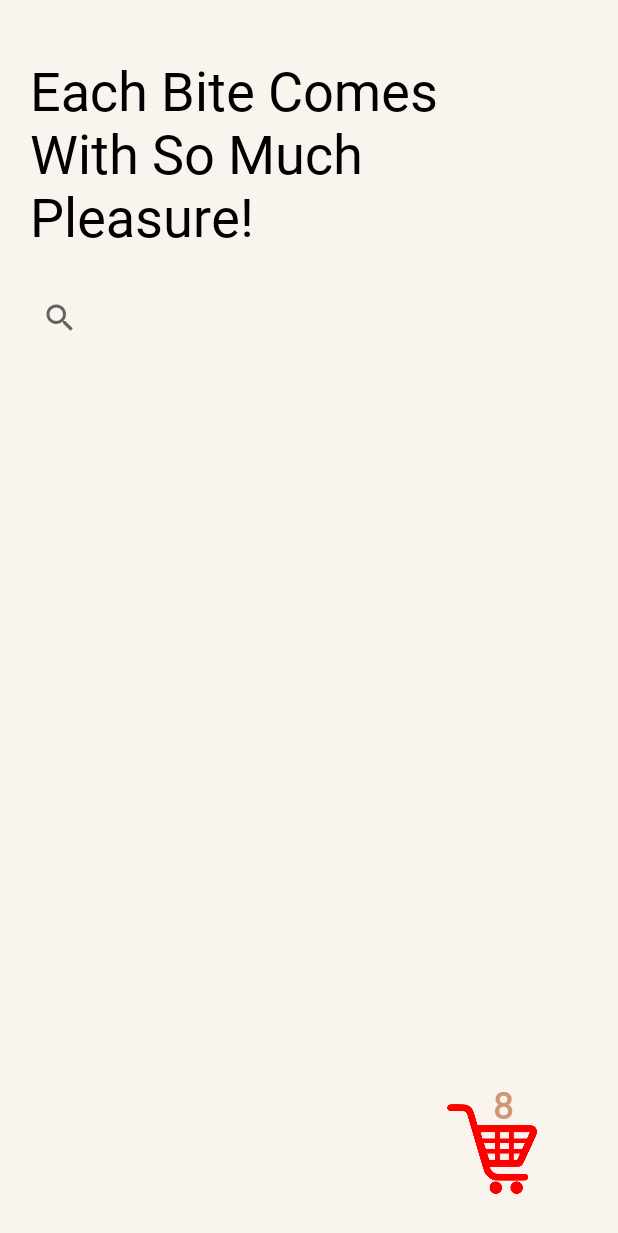
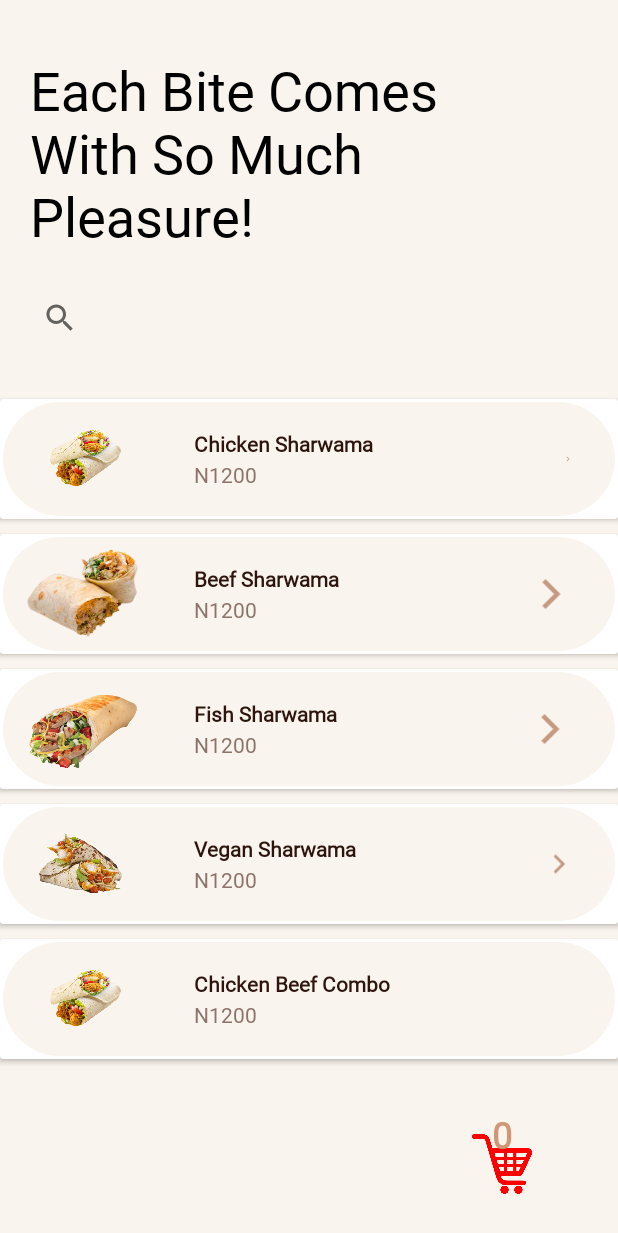
Before and after one commit to Ransom8/shawarma-hub, an Android app: the screen it shows after launch (MainActivity), on a phone screen of 412 x 824 dp. Shown: the top 1233 px of the screen. Run offline under Robolectric (Android 15) with nearby library versions, the phone set to English and light mode, and no system bars; our stand-ins replace Room's generated code.

Commit message:
coupled app functionalities

```diff
--- a/app/build.gradle
+++ b/app/build.gradle
@@ -2,6 +2,7 @@ plugins {
     id 'com.android.application'
     id 'kotlin-android'
     id 'kotlin-kapt'
+    id "androidx.navigation.safeargs.kotlin"
 }
 
 android {
@@ -71,5 +72,5 @@ dependencies {
     implementation "androidx.lifecycle:lifecycle-runtime-ktx:2.2.0"
 
     //opay
-    implementation 'team.opay.pay:paysdk:1.2.0'
+   // implementation 'team.opay.pay:paysdk:1.2.0'
 }
--- a/app/src/main/java/com/example/shawarmahub/db/adapter/CartAdapter.kt
+++ b/app/src/main/java/com/example/shawarmahub/adapters/CartAdapter.kt
@@ -1,5 +1,6 @@
-package com.example.shawarmahub.db.adapter
+package com.example.shawarmahub.adapters
 
+import android.util.Log
 import android.view.LayoutInflater
 import android.view.ViewGroup
 import androidx.recyclerview.widget.RecyclerView
@@ -26,6 +27,8 @@ class CartAdapter(
                 itemName.text = order.name
                 itemPrice.text = order.price.toString()
                 itemImage.setImageResource(R.drawable.shawarma1)
+                itemQty.text = order.quantity
+
             }
 
         }
--- a/app/src/main/java/com/example/shawarmahub/adapters/ShawarmaMenuAdapter.kt
+++ b/app/src/main/java/com/example/shawarmahub/adapters/ShawarmaMenuAdapter.kt
@@ -7,14 +7,26 @@ import android.widget.ImageView
 import android.widget.TextView
 import androidx.recyclerview.widget.RecyclerView
 import com.example.shawarmahub.R
+import com.example.shawarmahub.db.model.Sharwama
 
-class ShawarmaMenuAdapter(private var shawarmaList: List<Shawarma>): RecyclerView.Adapter<ShawarmaMenuAdapter.RecyclerViewHolder>() {
+class ShawarmaMenuAdapter(private var shawarmaList: List<Sharwama>, val clickListener: onItemClickListener
+): RecyclerView.Adapter<ShawarmaMenuAdapter.RecyclerViewHolder>() {
 
     class RecyclerViewHolder(itemView: View): RecyclerView.ViewHolder(itemView) {
         val shawarmaImage: ImageView = itemView.findViewById(R.id.shawarmaImage)
         val shawarmaName: TextView = itemView.findViewById(R.id.shawarmaName)
         val price: TextView = itemView.findViewById(R.id.shawarma_price)
-    }
+
+        fun initialize(item:Sharwama, action: onItemClickListener, position: Int){
+            shawarmaName.text = item.name
+            shawarmaImage.setImageResource(item.image)
+
+                itemView.setOnClickListener {
+                    action.itemClick(item, adapterPosition)
+                }
+            }
+        }
+
 
     override fun onCreateViewHolder(parent: ViewGroup, viewType: Int): RecyclerViewHolder {
         val itemView = LayoutInflater.from(parent.context).inflate(R.layout.shawarma_menu_recycler, parent, false)
@@ -22,11 +34,12 @@ class ShawarmaMenuAdapter(private var shawarmaList: List<Shawarma>): RecyclerVie
     }
 
     override fun onBindViewHolder(holder: RecyclerViewHolder, position: Int) {
-        val currentItem = shawarmaList[position]
-        holder.shawarmaImage.setImageResource(currentItem.shawarmaImage)
-        holder.shawarmaName.text = currentItem.shawarmaName.toString()
-        holder.shawarmaName.text = currentItem.price
+        holder.initialize(shawarmaList.get(position), clickListener, position)
     }
 
     override fun getItemCount() = shawarmaList.size
+
+    interface onItemClickListener{
+        fun itemClick(item:Sharwama, position:Int)
+    }
 }
--- a/app/src/main/java/com/example/shawarmahub/db/OrderDao.kt
+++ b/app/src/main/java/com/example/shawarmahub/db/OrderDao.kt
@@ -25,4 +25,6 @@ interface OrderDao {
 
     @Query("SELECT SUM(price) FROM `order`")
     fun totalOrder(): LiveData<Int>
+
+
 }
--- a/app/src/main/java/com/example/shawarmahub/ui/fragments/ShawarmaMenuFragment.kt
+++ b/app/src/main/java/com/example/shawarmahub/ui/fragments/ShawarmaMenuFragment.kt
@@ -5,22 +5,36 @@ import androidx.fragment.app.Fragment
 import android.view.LayoutInflater
 import android.view.View
 import android.view.ViewGroup
+import androidx.lifecycle.Observer
+import androidx.lifecycle.ViewModelProvider
+import androidx.navigation.fragment.findNavController
 import androidx.recyclerview.widget.LinearLayoutManager
 import com.example.shawarmahub.R
 import com.example.shawarmahub.R.id.recyclerView
 import com.example.shawarmahub.adapters.Shawarma
 import com.example.shawarmahub.adapters.ShawarmaMenuAdapter
+import com.example.shawarmahub.databinding.FragmentSharwamaDetailsBinding
+import com.example.shawarmahub.databinding.FragmentShawarmaMenuBinding
+import com.example.shawarmahub.db.OrderDatabase
+import com.example.shawarmahub.db.model.Sharwama
+import com.example.shawarmahub.repository.Repository
+import com.example.shawarmahub.ui.viewModel.MainViewModel
+import com.example.shawarmahub.ui.viewModel.ViewModelFactory
 
 
-class ShawarmaMenuFragment : Fragment() {
+class ShawarmaMenuFragment : Fragment(), ShawarmaMenuAdapter.onItemClickListener {
+
+    private var _binding : FragmentShawarmaMenuBinding? = null
+    private val binding get() = _binding!!
+    lateinit var viewModel : MainViewModel
 
     lateinit var adapter: ShawarmaMenuAdapter
     private val recyclerList = mutableListOf(
-        Shawarma(R.drawable.shawarma1, R.string.Chicken_Shawarma, "N1200"),
-        Shawarma(R.drawable.shawarma2, R.string.Beef_Shawarma, "N1200"),
-        Shawarma(R.drawable.shawarma3, R.string.Fish_Shawarma, "N1200"),
-        Shawarma(R.drawable.shawarma4, R.string.Vegan_Shawarma, "N1800"),
-        Shawarma(R.drawable.shawarma1, R.string.Chicken_Beef_Combo, "N1800"),
+        Sharwama(1,  "Chicken Sharwama", R.drawable.shawarma1,"1200"),
+        Sharwama(2, "Beef Sharwama", R.drawable.shawarma2,"1200"),
+        Sharwama(3,  "Fish Sharwama",R.drawable.shawarma3, "1200"),
+        Sharwama(4,  "Vegan Sharwama",R.drawable.shawarma4, "1800"),
+        Sharwama(5,  "Chicken Beef Combo",R.drawable.shawarma1, "1800"),
     )
 
     override fun onCreateView(
@@ -29,16 +43,47 @@ class ShawarmaMenuFragment : Fragment() {
     ): View? {
         // Inflate the layout for this fragment
 
-        return inflater.inflate(R.layout.fragment_shawarma_menu, container, false)
+        _binding = FragmentShawarmaMenuBinding.inflate(inflater, container, false)
+
+        /** dao instance**/
+        val dao = OrderDatabase.invoke(requireContext()).getOrderDao()
+
+        /** repository instance**/
+        val repository = Repository(dao)
+
+        /** viewModel instance**/
+        val factory = ViewModelFactory(repository)
+
+        viewModel = ViewModelProvider(this, factory).get(MainViewModel::class.java)
+
+        return binding.root
     }
 
     override fun onViewCreated(view: View, savedInstanceState: Bundle?) {
         super.onViewCreated(view, savedInstanceState)
 
-        adapter = ShawarmaMenuAdapter(recyclerList)
+        viewModel.allOrders().observe(viewLifecycleOwner, Observer {
+            binding.textView5.text = it.size.toString()
+        })
 
-//        recyclerView.adapter = ShawarmaMenuAdapter(recyclerList)
-//        recyclerView.layoutManager = LinearLayoutManager(this)
-//        recyclerView.setHasFixedSize(true)
+        adapter = ShawarmaMenuAdapter(recyclerList, this)
+
+        binding.recyclerView.adapter = ShawarmaMenuAdapter(recyclerList, this)
+        binding.recyclerView.layoutManager = LinearLayoutManager(requireContext())
+        binding.recyclerView.setHasFixedSize(true)
+
+        binding.imageView.setOnClickListener {
+            findNavController().navigate(R.id.cartFragment)
+        }
+    }
+
+    override fun itemClick(item: Sharwama, position: Int) {
+       val action = ShawarmaMenuFragmentDirections.actionShawarmaMenuFragmentToSharwamaDetailsFragment(item)
+        findNavController().navigate(action)
+    }
+
+    override fun onDestroy() {
+        super.onDestroy()
+        _binding = null
     }
 }
--- a/app/src/main/res/layout/fragment_cart.xml
+++ b/app/src/main/res/layout/fragment_cart.xml
@@ -14,6 +14,7 @@
         android:background="@color/Background_color">
 
     <ImageView
+        android:id="@+id/backBtn"
         android:layout_width="wrap_content"
         android:layout_height="wrap_content"
         android:layout_marginStart="10dp"
--- a/app/src/main/res/layout/fragment_sharwama_details.xml
+++ b/app/src/main/res/layout/fragment_sharwama_details.xml
@@ -27,6 +27,7 @@
             android:layout_marginTop="20dp"
             android:orientation="horizontal">
             <ImageView
+                android:id="@+id/backBtn"
                 android:layout_width="wrap_content"
                 android:layout_height="wrap_content"
                 android:layout_marginStart="10dp"
@@ -36,6 +37,7 @@
                 app:tint="@color/black" />
 
             <TextView
+                android:id="@+id/name"
                 android:layout_width="wrap_content"
                 android:layout_height="wrap_content"
                 android:textSize="30sp"
@@ -48,6 +50,7 @@
 
         </LinearLayout>
         <ImageView
+            android:id="@+id/image"
             android:layout_width="match_parent"
             android:layout_height="wrap_content"
             android:src="@drawable/shawarma1"
--- a/app/src/main/res/layout/fragment_shawarma_menu.xml
+++ b/app/src/main/res/layout/fragment_shawarma_menu.xml
@@ -48,8 +48,8 @@
 
     <ImageView
         android:id="@+id/imageView"
-        android:layout_width="60dp"
-        android:layout_height="60dp"
+        android:layout_width="40dp"
+        android:layout_height="40dp"
         android:layout_marginBottom="28dp"
         android:contentDescription="@string/cart_image"
         android:src="@drawable/cart2"
@@ -62,7 +62,7 @@
         android:id="@+id/textView5"
         android:layout_width="wrap_content"
         android:layout_height="wrap_content"
-        android:layout_marginEnd="16dp"
+        android:layout_marginEnd="13dp"
         android:fontFamily="@font/cabin"
         android:text="@string/number_of_items_in_cart"
         android:textColor="@color/Big_text_color"
--- a/app/src/main/res/layout/shawarma_menu_recycler.xml
+++ b/app/src/main/res/layout/shawarma_menu_recycler.xml
@@ -2,6 +2,7 @@
 <androidx.cardview.widget.CardView xmlns:android="http://schemas.android.com/apk/res/android"
     xmlns:app="http://schemas.android.com/apk/res-auto"
     android:layout_width="match_parent"
+    android:layout_marginTop="10dp"
     android:layout_height="wrap_content">
 
     <RelativeLayout
--- a/app/src/main/res/navigation/nav_graph.xml
+++ b/app/src/main/res/navigation/nav_graph.xml
@@ -37,7 +37,11 @@
         android:name="com.example.shawarmahub.ui.fragments.ShawarmaMenuFragment"
         android:label="fragment_shawarma_menu"
 
-        tools:layout="@layout/fragment_shawarma_menu" />
+        tools:layout="@layout/fragment_shawarma_menu" >
+        <action
+            android:id="@+id/action_shawarmaMenuFragment_to_sharwamaDetailsFragment"
+            app:destination="@id/sharwamaDetailsFragment" />
+    </fragment>
 <!--    <fragment-->
 <!--        android:id="@+id/checkoutFragment"-->
 <!--        android:name="com.example.shawarmahub.CheckoutFragment"-->
```
Also changed, not shown: app/src/main/java/com/example/shawarmahub/ui/fragments/CartFragment.kt (+10 -35 lines), app/src/main/java/com/example/shawarmahub/ui/fragments/SharwamaDetailsFragment.kt (+22 -5 lines), build.gradle (+9 -7 lines).
